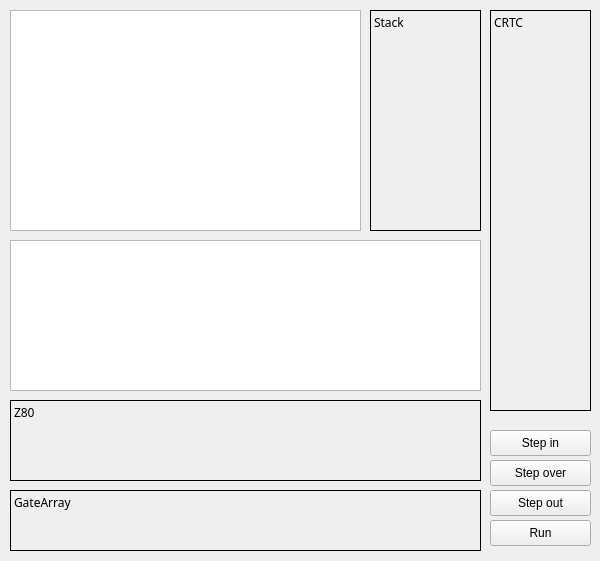
Before: the Qt Designer form Debugger.ui in abalore/Cadence, drawn with Qt 5.
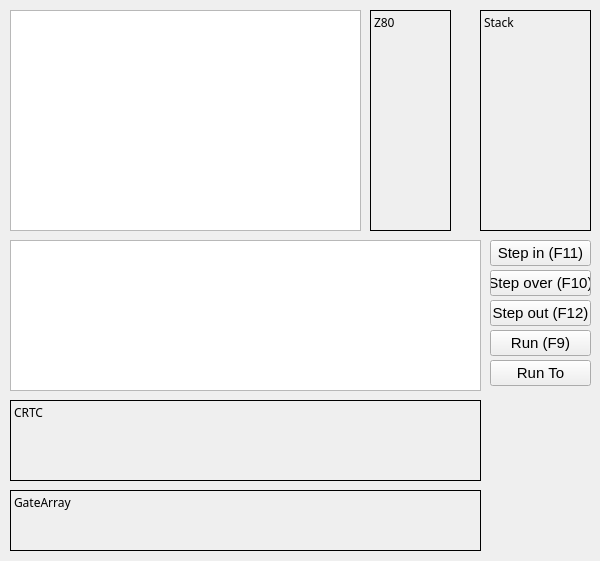
After: the same form once the commit is applied.

Patch:
```diff
--- a/Debugger.ui
+++ b/Debugger.ui
@@ -28,10 +28,10 @@
   <widget class="QLabel" name="lblZ80">
    <property name="geometry">
     <rect>
-     <x>10</x>
-     <y>400</y>
-     <width>471</width>
-     <height>81</height>
+     <x>370</x>
+     <y>10</y>
+     <width>81</width>
+     <height>221</height>
     </rect>
    </property>
    <property name="font">
@@ -82,7 +82,7 @@
   <widget class="QLabel" name="lblStack">
    <property name="geometry">
     <rect>
-     <x>370</x>
+     <x>480</x>
      <y>10</y>
      <width>111</width>
      <height>221</height>
@@ -109,10 +109,10 @@
   <widget class="QLabel" name="lblCRTC">
    <property name="geometry">
     <rect>
-     <x>490</x>
-     <y>10</y>
-     <width>101</width>
-     <height>401</height>
+     <x>10</x>
+     <y>400</y>
+     <width>471</width>
+     <height>81</height>
     </rect>
    </property>
    <property name="font">
@@ -137,64 +137,88 @@
    <property name="geometry">
     <rect>
      <x>490</x>
-     <y>430</y>
+     <y>240</y>
      <width>101</width>
      <height>26</height>
     </rect>
    </property>
+   <property name="font">
+    <font>
+     <family>Ubuntu</family>
+     <pointsize>11</pointsize>
+    </font>
+   </property>
    <property name="focusPolicy">
     <enum>Qt::NoFocus</enum>
    </property>
    <property name="text">
-    <string>Step in</string>
+    <string>Step in (F11)</string>
    </property>
   </widget>
   <widget class="QPushButton" name="btnStepOut">
    <property name="geometry">
     <rect>
      <x>490</x>
-     <y>490</y>
+     <y>300</y>
      <width>101</width>
      <height>26</height>
     </rect>
    </property>
+   <property name="font">
+    <font>
+     <family>Ubuntu</family>
+     <pointsize>11</pointsize>
+    </font>
+   </property>
    <property name="focusPolicy">
     <enum>Qt::NoFocus</enum>
    </property>
    <property name="text">
-    <string>Step out</string>
+    <string>Step out (F12)</string>
    </property>
   </widget>
   <widget class="QPushButton" name="btnRun">
    <property name="geometry">
     <rect>
      <x>490</x>
-     <y>520</y>
+     <y>330</y>
      <width>101</width>
      <height>26</height>
     </rect>
    </property>
+   <property name="font">
+    <font>
+     <family>Ubuntu</family>
+     <pointsize>11</pointsize>
+    </font>
+   </property>
    <property name="focusPolicy">
     <enum>Qt::NoFocus</enum>
    </property>
    <property name="text">
-    <string>Run</string>
+    <string>Run (F9)</string>
    </property>
   </widget>
   <widget class="QPushButton" name="btnStepOver">
    <property name="geometry">
     <rect>
      <x>490</x>
-     <y>460</y>
+     <y>270</y>
      <width>101</width>
      <height>26</height>
     </rect>
    </property>
+   <property name="font">
+    <font>
+     <family>Ubuntu</family>
+     <pointsize>11</pointsize>
+    </font>
+   </property>
    <property name="focusPolicy">
     <enum>Qt::NoFocus</enum>
    </property>
    <property name="text">
-    <string>Step over</string>
+    <string>Step over (F10)</string>
    </property>
   </widget>
   <widget class="QListView" name="listDisassembly">
@@ -266,6 +290,28 @@
     <number>8</number>
    </property>
   </widget>
+  <widget class="QPushButton" name="btnRunTo">
+   <property name="geometry">
+    <rect>
+     <x>490</x>
+     <y>360</y>
+     <width>101</width>
+     <height>26</height>
+    </rect>
+   </property>
+   <property name="font">
+    <font>
+     <family>Ubuntu</family>
+     <pointsize>11</pointsize>
+    </font>
+   </property>
+   <property name="focusPolicy">
+    <enum>Qt::NoFocus</enum>
+   </property>
+   <property name="text">
+    <string>Run To</string>
+   </property>
+  </widget>
  </widget>
  <resources/>
  <connections/>
```
Left out of the diff: 8 changed lines with no effect on the pictures.
